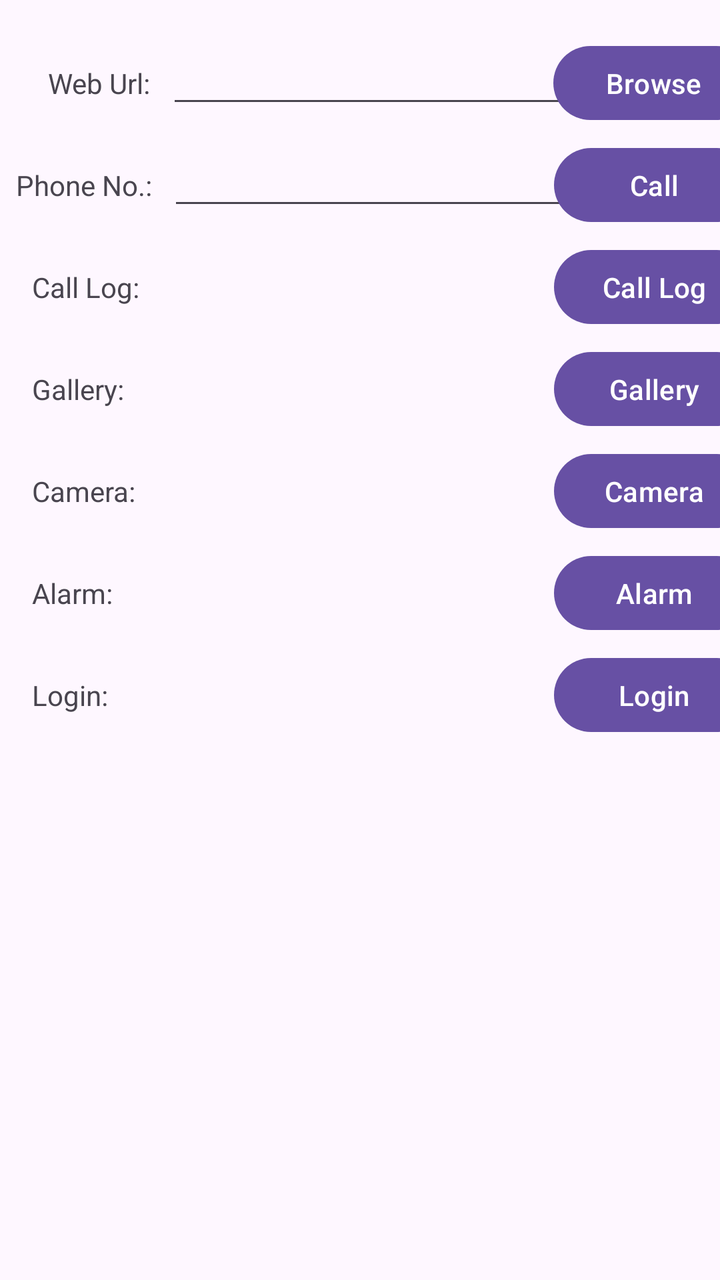
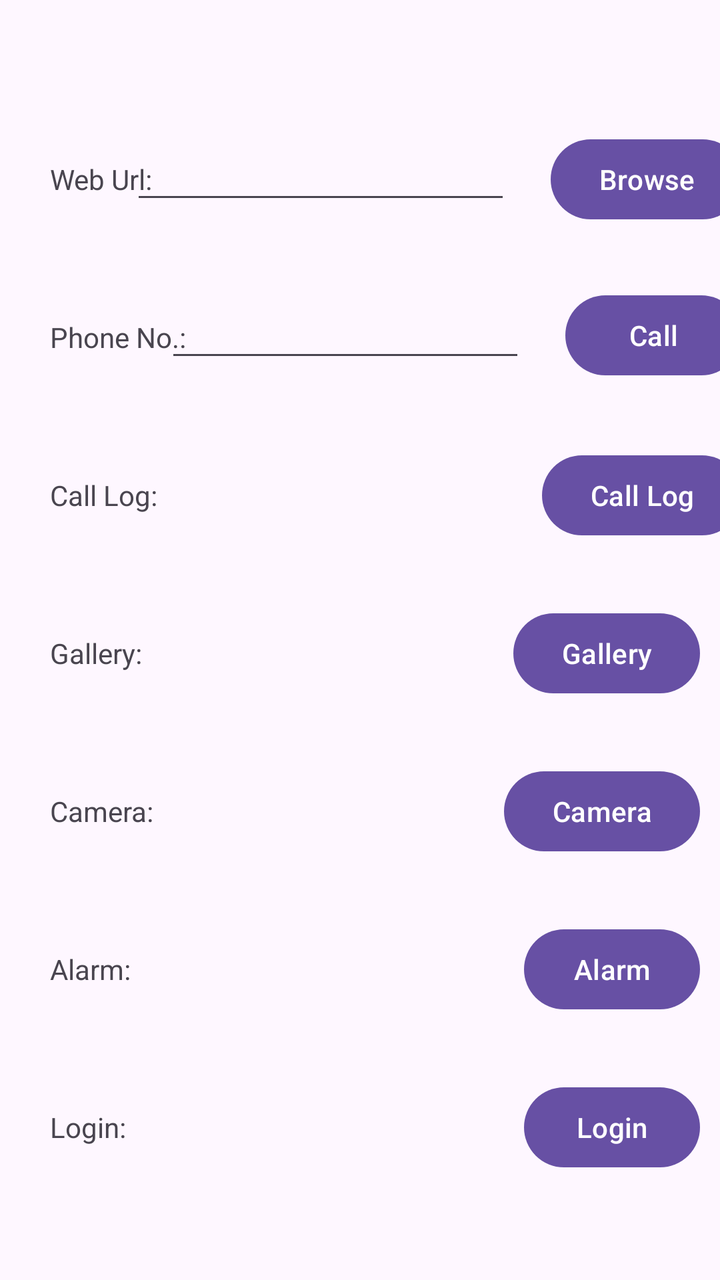

Screens rendered from an Android XML layout before and after an edit, with the pre-edit source and the edit as a unified diff.
<!-- AndroidManifest.xml: application theme Theme.Mad_Practical_3_24012011013 -->
<!-- res/layout/activity_main.xml -->
<?xml version="1.0" encoding="utf-8"?>
<androidx.constraintlayout.widget.ConstraintLayout xmlns:android="http://schemas.android.com/apk/res/android"
    xmlns:app="http://schemas.android.com/apk/res-auto"
    xmlns:tools="http://schemas.android.com/tools"
    android:id="@+id/main"
    android:layout_width="match_parent"
    android:layout_height="match_parent"
    tools:context=".MainActivity">


    <TextView
        android:id="@+id/txtWebUrl"
        android:layout_width="wrap_content"
        android:layout_height="wrap_content"
        android:layout_marginStart="24dp"
        android:layout_marginTop="32dp"
        android:text="Web Url:"
        app:layout_constraintStart_toStartOf="parent"
        app:layout_constraintTop_toTopOf="parent" />

    <TextView
        android:id="@+id/textView2"
        android:layout_width="wrap_content"
        android:layout_height="wrap_content"
        android:layout_marginStart="8dp"
        android:layout_marginTop="32dp"
        android:text="Phone No.:"
        app:layout_constraintStart_toStartOf="parent"
        app:layout_constraintTop_toBottomOf="@+id/txtWebUrl" />

    <TextView
        android:id="@+id/textView3"
        android:layout_width="wrap_content"
        android:layout_height="wrap_content"
        android:layout_marginStart="16dp"
        android:layout_marginTop="32dp"
        android:text="Call Log:"
        app:layout_constraintStart_toStartOf="parent"
        app:layout_constraintTop_toBottomOf="@+id/textView2" />

    <TextView
        android:id="@+id/textView4"
        android:layout_width="wrap_content"
        android:layout_height="wrap_content"
        android:layout_marginStart="16dp"
        android:layout_marginTop="32dp"
        android:text="Gallery:"
        app:layout_constraintStart_toStartOf="parent"
        app:layout_constraintTop_toBottomOf="@+id/textView3" />

    <TextView
        android:id="@+id/textView5"
        android:layout_width="wrap_content"
        android:layout_height="wrap_content"
        android:layout_marginStart="16dp"
        android:layout_marginTop="32dp"
        android:text="Camera:"
        app:layout_constraintStart_toStartOf="parent"
        app:layout_constraintTop_toBottomOf="@+id/textView4" />

    <TextView
        android:id="@+id/textView6"
        android:layout_width="wrap_content"
        android:layout_height="wrap_content"
        android:layout_marginStart="16dp"
        android:layout_marginTop="32dp"
        android:text="Alarm:"
        app:layout_constraintStart_toStartOf="parent"
        app:layout_constraintTop_toBottomOf="@+id/textView5" />

    <TextView
        android:id="@+id/textView7"
        android:layout_width="wrap_content"
        android:layout_height="wrap_content"
        android:layout_marginStart="16dp"
        android:layout_marginTop="32dp"
        android:text="Login:"
        app:layout_constraintStart_toStartOf="parent"
        app:layout_constraintTop_toBottomOf="@+id/textView6" />

    <EditText
        android:id="@+id/editTextText2"
        android:layout_width="wrap_content"
        android:layout_height="wrap_content"
        android:layout_marginStart="8dp"
        android:ems="10"
        android:inputType="text"
        app:layout_constraintBaseline_toBaselineOf="@+id/txtWebUrl"
        app:layout_constraintStart_toEndOf="@+id/txtWebUrl" />

    <EditText
        android:id="@+id/editTextPhone"
        android:layout_width="wrap_content"
        android:layout_height="wrap_content"
        android:layout_marginStart="8dp"
        android:ems="10"
        android:inputType="phone"
        app:layout_constraintBaseline_toBaselineOf="@+id/textView2"
        app:layout_constraintStart_toEndOf="@+id/textView2" />

    <Button
        android:id="@+id/btn_browse"
        android:layout_width="100dp"
        android:layout_height="45dp"
        android:text="Browse"
        app:layout_constraintBaseline_toBaselineOf="@+id/txtWebUrl"
        app:layout_constraintEnd_toEndOf="parent"
        app:layout_constraintStart_toEndOf="@+id/editTextText2" />

    <Button
        android:id="@+id/btn_call"
        android:layout_width="100dp"
        android:layout_height="45dp"
        android:text="Call"
        app:layout_constraintBaseline_toBaselineOf="@+id/textView2"
        app:layout_constraintEnd_toEndOf="parent"
        app:layout_constraintStart_toEndOf="@+id/editTextPhone" />

    <Button
        android:id="@+id/btn_gallery"
        android:layout_width="100dp"
        android:layout_height="45dp"
        android:text="Gallery"
        app:layout_constraintBaseline_toBaselineOf="@+id/textView4"
        app:layout_constraintStart_toStartOf="@+id/btn_callLog" />

    <Button
        android:id="@+id/btn_camera"
        android:layout_width="100dp"
        android:layout_height="45dp"
        android:text="Camera"
        app:layout_constraintBaseline_toBaselineOf="@+id/textView5"
        app:layout_constraintStart_toStartOf="@+id/btn_gallery" />

    <Button
        android:id="@+id/btn_alarm"
        android:layout_width="100dp"
        android:layout_height="45dp"
        android:text="Alarm"
        app:layout_constraintBaseline_toBaselineOf="@+id/textView6"
        app:layout_constraintStart_toStartOf="@+id/btn_camera" />

    <Button
        android:id="@+id/btn_login"
        android:layout_width="100dp"
        android:layout_height="45dp"
        android:text="Login"
        app:layout_constraintBaseline_toBaselineOf="@+id/textView7"
        app:layout_constraintStart_toStartOf="@+id/btn_alarm" />

    <Button
        android:id="@+id/btn_callLog"
        android:layout_width="100dp"
        android:layout_height="45dp"
        android:text="Call Log"
        app:layout_constraintBaseline_toBaselineOf="@+id/textView3"
        app:layout_constraintStart_toStartOf="@+id/btn_call" />

</androidx.constraintlayout.widget.ConstraintLayout>
<!-- resources referenced by this layout -->
<resources>
  <style name="Theme.Mad_Practical_3_24012011013" parent="Base.Theme.Mad_Practical_3_24012011013" />
  <style name="Base.Theme.Mad_Practical_3_24012011013" parent="Theme.Material3.DayNight.NoActionBar">
          
          
      </style>
</resources>

<!-- the commit's change to res/layout/activity_main.xml (unified diff, before → after) -->
@@ -7,153 +7,167 @@
     android:layout_height="match_parent"
     tools:context=".MainActivity">
 
-
     <TextView
-        android:id="@+id/txtWebUrl"
+        android:id="@+id/webUrl"
         android:layout_width="wrap_content"
         android:layout_height="wrap_content"
-        android:layout_marginStart="24dp"
-        android:layout_marginTop="32dp"
+        android:layout_marginStart="25dp"
+        android:layout_marginTop="80dp"
         android:text="Web Url:"
         app:layout_constraintStart_toStartOf="parent"
         app:layout_constraintTop_toTopOf="parent" />
 
-    <TextView
-        android:id="@+id/textView2"
+    <EditText
+        android:id="@+id/url_text"
+        android:layout_width="190dp"
+        android:layout_height="wrap_content"
+        android:layout_marginStart="10dp"
+        android:layout_marginEnd="10dp"
+        android:ems="10"
+        android:inputType="text"
+        app:layout_constraintBaseline_toBaselineOf="@+id/webUrl"
+        app:layout_constraintEnd_toStartOf="@+id/browse"
+        app:layout_constraintStart_toEndOf="@+id/webUrl" />
+
+    <Button
+        android:id="@+id/browse"
         android:layout_width="wrap_content"
         android:layout_height="wrap_content"
-        android:layout_marginStart="8dp"
-        android:layout_marginTop="32dp"
+        android:layout_marginStart="10dp"
+        android:layout_marginEnd="10dp"
+        android:text="Browse"
+        app:layout_constraintBaseline_toBaselineOf="@+id/url_text"
+        app:layout_constraintEnd_toEndOf="parent"
+        app:layout_constraintStart_toEndOf="@+id/url_text" />
+
+    <TextView
+        android:id="@+id/Phone_No"
+        android:layout_width="wrap_content"
+        android:layout_height="wrap_content"
+        android:layout_marginStart="25dp"
+        android:layout_marginTop="60dp"
         android:text="Phone No.:"
         app:layout_constraintStart_toStartOf="parent"
-        app:layout_constraintTop_toBottomOf="@+id/txtWebUrl" />
+        app:layout_constraintTop_toBottomOf="@+id/webUrl" />
 
-    <TextView
-        android:id="@+id/textView3"
+    <EditText
+        android:id="@+id/phone_number"
+        android:layout_width="180dp"
+        android:layout_height="wrap_content"
+        android:layout_marginStart="10dp"
+        android:layout_marginEnd="10dp"
+        android:ems="10"
+        android:inputType="text"
+        app:layout_constraintBaseline_toBaselineOf="@+id/Phone_No"
+        app:layout_constraintEnd_toStartOf="@+id/call"
+        app:layout_constraintStart_toEndOf="@+id/Phone_No" />
+
+    <Button
+        android:id="@+id/call"
         android:layout_width="wrap_content"
         android:layout_height="wrap_content"
-        android:layout_marginStart="16dp"
-        android:layout_marginTop="32dp"
-        android:text="Call Log:"
-        app:layout_constraintStart_toStartOf="parent"
-        app:layout_constraintTop_toBottomOf="@+id/textView2" />
-
-    <TextView
-        android:id="@+id/textView4"
-        android:layout_width="wrap_content"
-        android:layout_height="wrap_content"
-        android:layout_marginStart="16dp"
-        android:layout_marginTop="32dp"
-        android:text="Gallery:"
-        app:layout_constraintStart_toStartOf="parent"
-        app:layout_constraintTop_toBottomOf="@+id/textView3" />
-
-    <TextView
-        android:id="@+id/textView5"
-        android:layout_width="wrap_content"
-        android:layout_height="wrap_content"
-        android:layout_marginStart="16dp"
-        android:layout_marginTop="32dp"
-        android:text="Camera:"
-        app:layout_constraintStart_toStartOf="parent"
-        app:layout_constraintTop_toBottomOf="@+id/textView4" />
+        android:layout_marginStart="10dp"
+        android:layout_marginTop="30dp"
+        android:layout_marginEnd="10dp"
+        android:text="Call"
+        app:layout_constraintEnd_toEndOf="parent"
+        app:layout_constraintStart_toEndOf="@+id/phone_number"
+        app:layout_constraintTop_toBottomOf="@+id/browse" />
 
     <TextView
         android:id="@+id/textView6"
         android:layout_width="wrap_content"
         android:layout_height="wrap_content"
-        android:layout_marginStart="16dp"
-        android:layout_marginTop="32dp"
-        android:text="Alarm:"
+        android:layout_marginStart="25dp"
+        android:layout_marginTop="60dp"
+        android:text="Call Log:"
         app:layout_constraintStart_toStartOf="parent"
-        app:layout_constraintTop_toBottomOf="@+id/textView5" />
+        app:layout_constraintTop_toBottomOf="@+id/Phone_No" />
+
+    <Button
+        android:id="@+id/call_log"
+        android:layout_width="wrap_content"
+        android:layout_height="wrap_content"
+        android:layout_marginStart="213dp"
+        android:layout_marginEnd="10dp"
+        android:text="Call Log"
+        app:layout_constraintBaseline_toBaselineOf="@+id/textView6"
+        app:layout_constraintEnd_toEndOf="parent"
+        app:layout_constraintStart_toEndOf="@+id/textView6" />
 
     <TextView
         android:id="@+id/textView7"
         android:layout_width="wrap_content"
         android:layout_height="wrap_content"
-        android:layout_marginStart="16dp"
-        android:layout_marginTop="32dp"
-        android:text="Login:"
+        android:layout_marginStart="25dp"
+        android:layout_marginTop="60dp"
+        android:text="Gallery:"
         app:layout_constraintStart_toStartOf="parent"
         app:layout_constraintTop_toBottomOf="@+id/textView6" />
 
-    <EditText
-        android:id="@+id/editTextText2"
+    <TextView
+        android:id="@+id/textView8"
         android:layout_width="wrap_content"
         android:layout_height="wrap_content"
-        android:layout_marginStart="8dp"
-        android:ems="10"
-        android:inputType="text"
-        app:layout_constraintBaseline_toBaselineOf="@+id/txtWebUrl"
-        app:layout_constraintStart_toEndOf="@+id/txtWebUrl" />
+        android:layout_marginStart="25dp"
+        android:layout_marginTop="60dp"
+        android:text="Camera:"
+        app:layout_constraintStart_toStartOf="parent"
+        app:layout_constraintTop_toBottomOf="@+id/textView7" />
 
-    <EditText
-        android:id="@+id/editTextPhone"
+    <TextView
+        android:id="@+id/textView9"
         android:layout_width="wrap_content"
         android:layout_height="wrap_content"
-        android:layout_marginStart="8dp"
-        android:ems="10"
-        android:inputType="phone"
-        app:layout_constraintBaseline_toBaselineOf="@+id/textView2"
-        app:layout_constraintStart_toEndOf="@+id/textView2" />
+        android:layout_marginStart="25dp"
+        android:layout_marginTop="60dp"
+        android:text="Alarm:"
+        app:layout_constraintStart_toStartOf="parent"
+        app:layout_constraintTop_toBottomOf="@+id/textView8" />
+
+    <TextView
+        android:id="@+id/textView10"
+        android:layout_width="wrap_content"
+        android:layout_height="wrap_content"
+        android:layout_marginStart="25dp"
+        android:layout_marginTop="60dp"
+        android:text="Login:"
+        app:layout_constraintStart_toStartOf="parent"
+        app:layout_constraintTop_toBottomOf="@+id/textView9" />
 
     <Button
-        android:id="@+id/btn_browse"
-        android:layout_width="100dp"
-        android:layout_height="45dp"
-        android:text="Browse"
-        app:layout_constraintBaseline_toBaselineOf="@+id/txtWebUrl"
-        app:layout_constraintEnd_toEndOf="parent"
-        app:layout_constraintStart_toEndOf="@+id/editTextText2" />
+        android:id="@+id/Gallery"
+        android:layout_width="wrap_content"
+        android:layout_height="wrap_content"
+        android:layout_marginEnd="10dp"
+        android:text="Gallery"
+        app:layout_constraintBaseline_toBaselineOf="@+id/textView7"
+        app:layout_constraintEnd_toEndOf="parent" />
 
     <Button
-        android:id="@+id/btn_call"
-        android:layout_width="100dp"
-        android:layout_height="45dp"
-        android:text="Call"
-        app:layout_constraintBaseline_toBaselineOf="@+id/textView2"
-        app:layout_constraintEnd_toEndOf="parent"
-        app:layout_constraintStart_toEndOf="@+id/editTextPhone" />
+        android:id="@+id/Camera"
+        android:layout_width="wrap_content"
+        android:layout_height="wrap_content"
+        android:layout_marginEnd="10dp"
+        android:text="Camera"
+        app:layout_constraintBaseline_toBaselineOf="@+id/textView8"
+        app:layout_constraintEnd_toEndOf="parent" />
 
     <Button
-        android:id="@+id/btn_gallery"
-        android:layout_width="100dp"
-        android:layout_height="45dp"
-        android:text="Gallery"
-        app:layout_constraintBaseline_toBaselineOf="@+id/textView4"
-        app:layout_constraintStart_toStartOf="@+id/btn_callLog" />
+        android:id="@+id/Alarm"
+        android:layout_width="wrap_content"
+        android:layout_height="wrap_content"
+        android:layout_marginEnd="10dp"
+        android:text="Alarm"
+        app:layout_constraintBaseline_toBaselineOf="@+id/textView9"
+        app:layout_constraintEnd_toEndOf="parent" />
 
     <Button
-        android:id="@+id/btn_camera"
-        android:layout_width="100dp"
-        android:layout_height="45dp"
-        android:text="Camera"
-        app:layout_constraintBaseline_toBaselineOf="@+id/textView5"
-        app:layout_constraintStart_toStartOf="@+id/btn_gallery" />
-
-    <Button
-        android:id="@+id/btn_alarm"
-        android:layout_width="100dp"
-        android:layout_height="45dp"
-        android:text="Alarm"
-        app:layout_constraintBaseline_toBaselineOf="@+id/textView6"
-        app:layout_constraintStart_toStartOf="@+id/btn_camera" />
-
-    <Button
-        android:id="@+id/btn_login"
-        android:layout_width="100dp"
-        android:layout_height="45dp"
+        android:id="@+id/Login"
+        android:layout_width="wrap_content"
+        android:layout_height="wrap_content"
+        android:layout_marginEnd="10dp"
         android:text="Login"
-        app:layout_constraintBaseline_toBaselineOf="@+id/textView7"
-        app:layout_constraintStart_toStartOf="@+id/btn_alarm" />
-
-    <Button
-        android:id="@+id/btn_callLog"
-        android:layout_width="100dp"
-        android:layout_height="45dp"
-        android:text="Call Log"
-        app:layout_constraintBaseline_toBaselineOf="@+id/textView3"
-        app:layout_constraintStart_toStartOf="@+id/btn_call" />
-
+        app:layout_constraintBaseline_toBaselineOf="@+id/textView10"
+        app:layout_constraintEnd_toEndOf="parent" />
 </androidx.constraintlayout.widget.ConstraintLayout>
